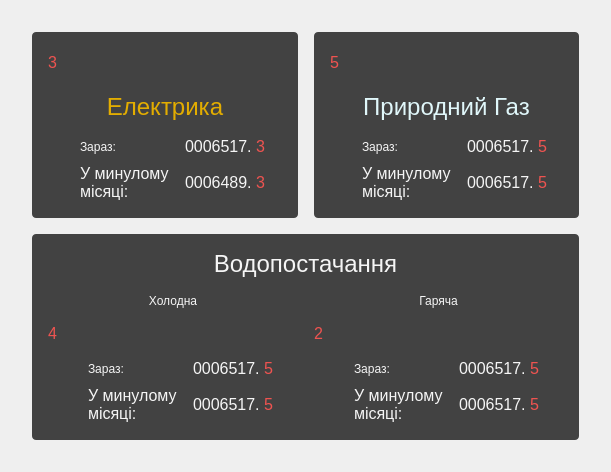
Qt form counters.ui (DanCher17/lmv1) before a commit.
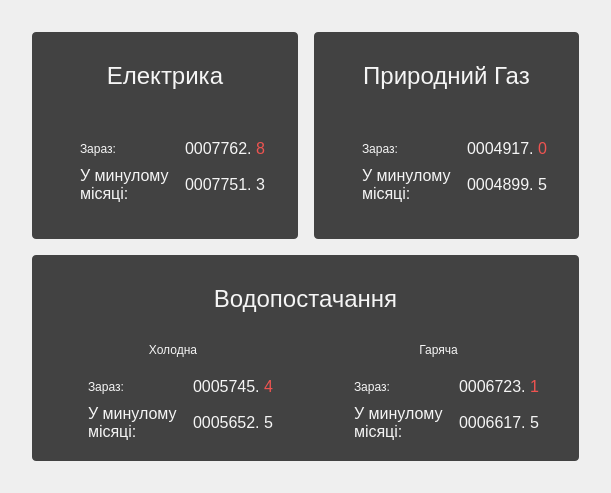
The same form after that commit. Icons and pictures are not drawn.

```diff
--- a/counters.ui
+++ b/counters.ui
@@ -7,7 +7,7 @@
     <x>0</x>
     <y>0</y>
     <width>611</width>
-    <height>472</height>
+    <height>493</height>
    </rect>
   </property>
   <property name="windowTitle">
@@ -57,13 +57,12 @@
       <property name="spacing">
        <number>16</number>
       </property>
-      <item row="1" column="0">
+      <item row="0" column="0">
        <widget class="QLabel" name="label_2">
         <property name="styleSheet">
          <string notr="true">QLabel {
 max-height: 56px;
 font-size: 24px;
-color: #E0F7FA;
 }</string>
         </property>
         <property name="text">
@@ -74,7 +73,7 @@
         </property>
        </widget>
       </item>
-      <item row="2" column="0">
+      <item row="1" column="0">
        <layout class="QFormLayout" name="formLayout_2">
         <property name="sizeConstraint">
          <enum>QLayout::SetMaximumSize</enum>
@@ -113,7 +112,7 @@
            </sizepolicy>
           </property>
           <property name="text">
-           <string>&lt;html&gt;&lt;head/&gt;&lt;body&gt;&lt;p&gt;&lt;span style=&quot; font-size:12pt;&quot;&gt;0006517.&lt;/span&gt;&lt;span style=&quot; font-size:12pt; color:#EF5350;&quot;&gt; 5&lt;/span&gt;&lt;/p&gt;&lt;/body&gt;&lt;/html&gt;</string>
+           <string>&lt;html&gt;&lt;head/&gt;&lt;body&gt;&lt;p&gt;&lt;span style=&quot; font-size:12pt;&quot;&gt;0004917.&lt;/span&gt;&lt;span style=&quot; font-size:12pt; color:#EF5350;&quot;&gt; 0&lt;/span&gt;&lt;/p&gt;&lt;/body&gt;&lt;/html&gt;</string>
           </property>
          </widget>
         </item>
@@ -126,7 +125,7 @@
            </sizepolicy>
           </property>
           <property name="text">
-           <string>&lt;html&gt;&lt;head/&gt;&lt;body&gt;&lt;p&gt;&lt;span style=&quot; font-size:12pt;&quot;&gt;0006517.&lt;/span&gt;&lt;span style=&quot; font-size:12pt; color:#EF5350;&quot;&gt; 5&lt;/span&gt;&lt;/p&gt;&lt;/body&gt;&lt;/html&gt;</string>
+           <string>&lt;html&gt;&lt;head/&gt;&lt;body&gt;&lt;p&gt;&lt;span style=&quot; font-size:12pt;&quot;&gt;0004899.&lt;/span&gt;&lt;span style=&quot; font-size:12pt; &quot;&gt; 5&lt;/span&gt;&lt;/p&gt;&lt;/body&gt;&lt;/html&gt;</string>
           </property>
          </widget>
         </item>
@@ -151,17 +150,6 @@
         </item>
        </layout>
       </item>
-      <item row="0" column="0">
-       <widget class="QLabel" name="counter_2">
-        <property name="styleSheet">
-         <string notr="true">font-size:12pt; 
-color:#EF5350;</string>
-        </property>
-        <property name="text">
-         <string>&lt;html&gt;&lt;head/&gt;&lt;body&gt;&lt;p&gt;5&lt;/p&gt;&lt;/body&gt;&lt;/html&gt;</string>
-        </property>
-       </widget>
-      </item>
      </layout>
     </widget>
    </item>
@@ -190,7 +178,29 @@
       <property name="spacing">
        <number>16</number>
       </property>
-      <item row="2" column="1">
+      <item row="0" column="1">
+       <widget class="QLabel" name="label">
+        <property name="sizePolicy">
+         <sizepolicy hsizetype="Preferred" vsizetype="Fixed">
+          <horstretch>0</horstretch>
+          <verstretch>0</verstretch>
+         </sizepolicy>
+        </property>
+        <property name="styleSheet">
+         <string notr="true">QLabel {
+max-height: 56px;
+font-size: 24px;
+}</string>
+        </property>
+        <property name="text">
+         <string>&lt;html&gt;&lt;head/&gt;&lt;body&gt;&lt;p&gt;&lt;img src=&quot;:/img/electricity.png&quot;/&gt;&lt;span style=&quot; font-size:18pt;&quot;&gt;Електрика&lt;/span&gt;&lt;/p&gt;&lt;/body&gt;&lt;/html&gt;</string>
+        </property>
+        <property name="alignment">
+         <set>Qt::AlignCenter</set>
+        </property>
+       </widget>
+      </item>
+      <item row="1" column="1">
        <layout class="QFormLayout" name="formLayout">
         <property name="sizeConstraint">
          <enum>QLayout::SetMaximumSize</enum>
@@ -229,7 +239,7 @@
            </sizepolicy>
           </property>
           <property name="text">
-           <string>&lt;html&gt;&lt;head/&gt;&lt;body&gt;&lt;p&gt;&lt;span style=&quot; font-size:12pt;&quot;&gt;0006517.&lt;/span&gt;&lt;span style=&quot; font-size:12pt; color:#EF5350;&quot;&gt; 3&lt;/span&gt;&lt;/p&gt;&lt;/body&gt;&lt;/html&gt;</string>
+           <string>&lt;html&gt;&lt;head/&gt;&lt;body&gt;&lt;p&gt;&lt;span style=&quot; font-size:12pt;&quot;&gt;0007762.&lt;/span&gt;&lt;span style=&quot; font-size:12pt; color:#EF5350;&quot;&gt; 8&lt;/span&gt;&lt;/p&gt;&lt;/body&gt;&lt;/html&gt;</string>
           </property>
          </widget>
         </item>
@@ -261,55 +271,12 @@
            </sizepolicy>
           </property>
           <property name="text">
-           <string>&lt;html&gt;&lt;head/&gt;&lt;body&gt;&lt;p&gt;&lt;span style=&quot; font-size:12pt;&quot;&gt;0006489.&lt;/span&gt;&lt;span style=&quot; font-size:12pt; color:#EF5350;&quot;&gt; 3&lt;/span&gt;&lt;/p&gt;&lt;/body&gt;&lt;/html&gt;</string>
+           <string>&lt;html&gt;&lt;head/&gt;&lt;body&gt;&lt;p&gt;&lt;span style=&quot; font-size:12pt;&quot;&gt;0007751.&lt;/span&gt;&lt;span style=&quot; font-size:12pt; &quot;&gt; 3&lt;/span&gt;&lt;/p&gt;&lt;/body&gt;&lt;/html&gt;</string>
           </property>
          </widget>
         </item>
        </layout>
       </item>
-      <item row="1" column="1">
-       <widget class="QLabel" name="label">
-        <property name="sizePolicy">
-         <sizepolicy hsizetype="Preferred" vsizetype="Fixed">
-          <horstretch>0</horstretch>
-          <verstretch>0</verstretch>
-         </sizepolicy>
-        </property>
-        <property name="styleSheet">
-         <string notr="true">QLabel {
-max-height: 56px;
-font-size: 24px;
-color: rgb(227, 173, 0);
-}</string>
-        </property>
-        <property name="text">
-         <string>&lt;html&gt;&lt;head/&gt;&lt;body&gt;&lt;p&gt;&lt;img src=&quot;:/img/electricity.png&quot;/&gt;&lt;span style=&quot; font-size:18pt;&quot;&gt;Електрика&lt;/span&gt;&lt;/p&gt;&lt;/body&gt;&lt;/html&gt;</string>
-        </property>
-        <property name="alignment">
-         <set>Qt::AlignCenter</set>
-        </property>
-       </widget>
-      </item>
-      <item row="0" column="1">
-       <widget class="QLabel" name="counter_1">
-        <property name="font">
-         <font>
-          <family>Segoe UI</family>
-          <pointsize>12</pointsize>
-          <weight>50</weight>
-          <italic>false</italic>
-          <bold>false</bold>
-         </font>
-        </property>
-        <property name="styleSheet">
-         <string notr="true">font-size:12pt; 
-color:#EF5350;</string>
-        </property>
-        <property name="text">
-         <string>&lt;html&gt;&lt;head/&gt;&lt;body&gt;&lt;p&gt;3&lt;/p&gt;&lt;/body&gt;&lt;/html&gt;</string>
-        </property>
-       </widget>
-      </item>
      </layout>
     </widget>
    </item>
@@ -338,7 +305,23 @@
       <property name="spacing">
        <number>16</number>
       </property>
-      <item row="3" column="0">
+      <item row="0" column="0" colspan="2">
+       <widget class="QLabel" name="label_3">
+        <property name="styleSheet">
+         <string notr="true">QLabel {
+max-height: 56px;
+font-size: 24px;
+}</string>
+        </property>
+        <property name="text">
+         <string>&lt;html&gt;&lt;head/&gt;&lt;body&gt;&lt;p&gt;&lt;img src=&quot;:/img/water.png&quot;/&gt;&lt;span style=&quot; font-size:18pt;&quot;&gt;Водопостачання&lt;/span&gt;&lt;/p&gt;&lt;/body&gt;&lt;/html&gt;</string>
+        </property>
+        <property name="alignment">
+         <set>Qt::AlignCenter</set>
+        </property>
+       </widget>
+      </item>
+      <item row="2" column="0">
        <layout class="QFormLayout" name="formLayout_4">
         <property name="sizeConstraint">
          <enum>QLayout::SetMaximumSize</enum>
@@ -396,7 +379,7 @@
            </sizepolicy>
           </property>
           <property name="text">
-           <string>&lt;html&gt;&lt;head/&gt;&lt;body&gt;&lt;p&gt;&lt;span style=&quot; font-size:12pt;&quot;&gt;0006517.&lt;/span&gt;&lt;span style=&quot; font-size:12pt; color:#EF5350;&quot;&gt; 5&lt;/span&gt;&lt;/p&gt;&lt;/body&gt;&lt;/html&gt;</string>
+           <string>&lt;html&gt;&lt;head/&gt;&lt;body&gt;&lt;p&gt;&lt;span style=&quot; font-size:12pt;&quot;&gt;0005652.&lt;/span&gt;&lt;span style=&quot; font-size:12pt; &quot;&gt; 5&lt;/span&gt;&lt;/p&gt;&lt;/body&gt;&lt;/html&gt;</string>
           </property>
          </widget>
         </item>
@@ -409,7 +392,7 @@
            </sizepolicy>
           </property>
           <property name="text">
-           <string>&lt;html&gt;&lt;head/&gt;&lt;body&gt;&lt;p&gt;&lt;span style=&quot; font-size:12pt;&quot;&gt;0006517.&lt;/span&gt;&lt;span style=&quot; font-size:12pt; color:#EF5350;&quot;&gt; 5&lt;/span&gt;&lt;/p&gt;&lt;/body&gt;&lt;/html&gt;</string>
+           <string>&lt;html&gt;&lt;head/&gt;&lt;body&gt;&lt;p&gt;&lt;span style=&quot; font-size:12pt;&quot;&gt;0005745.&lt;/span&gt;&lt;span style=&quot; font-size:12pt; color:#EF5350;&quot;&gt; 4&lt;/span&gt;&lt;/p&gt;&lt;/body&gt;&lt;/html&gt;</string>
           </property>
          </widget>
         </item>
@@ -431,7 +414,7 @@
         </property>
        </widget>
       </item>
-      <item row="3" column="1">
+      <item row="2" column="1">
        <layout class="QFormLayout" name="formLayout_5">
         <property name="sizeConstraint">
          <enum>QLayout::SetMaximumSize</enum>
@@ -470,7 +453,7 @@
            </sizepolicy>
           </property>
           <property name="text">
-           <string>&lt;html&gt;&lt;head/&gt;&lt;body&gt;&lt;p&gt;&lt;span style=&quot; font-size:12pt;&quot;&gt;0006517.&lt;/span&gt;&lt;span style=&quot; font-size:12pt; color:#EF5350;&quot;&gt; 5&lt;/span&gt;&lt;/p&gt;&lt;/body&gt;&lt;/html&gt;</string>
+           <string>&lt;html&gt;&lt;head/&gt;&lt;body&gt;&lt;p&gt;&lt;span style=&quot; font-size:12pt;&quot;&gt;0006723.&lt;/span&gt;&lt;span style=&quot; font-size:12pt; color:#EF5350;&quot;&gt; 1&lt;/span&gt;&lt;/p&gt;&lt;/body&gt;&lt;/html&gt;</string>
           </property>
          </widget>
         </item>
@@ -483,7 +466,7 @@
            </sizepolicy>
           </property>
           <property name="text">
-           <string>&lt;html&gt;&lt;head/&gt;&lt;body&gt;&lt;p&gt;&lt;span style=&quot; font-size:12pt;&quot;&gt;0006517.&lt;/span&gt;&lt;span style=&quot; font-size:12pt; color:#EF5350;&quot;&gt; 5&lt;/span&gt;&lt;/p&gt;&lt;/body&gt;&lt;/html&gt;</string>
+           <string>&lt;html&gt;&lt;head/&gt;&lt;body&gt;&lt;p&gt;&lt;span style=&quot; font-size:12pt;&quot;&gt;0006617.&lt;/span&gt;&lt;span style=&quot; font-size:12pt; &quot;&gt; 5&lt;/span&gt;&lt;/p&gt;&lt;/body&gt;&lt;/html&gt;</string>
           </property>
          </widget>
         </item>
@@ -540,28 +523,6 @@
         </property>
        </widget>
       </item>
-      <item row="2" column="0">
-       <widget class="QLabel" name="counter_3">
-        <property name="styleSheet">
-         <string notr="true">font-size:12pt; 
-color:#EF5350;</string>
-        </property>
-        <property name="text">
-         <string>&lt;html&gt;&lt;head/&gt;&lt;body&gt;&lt;p&gt;4&lt;/p&gt;&lt;/body&gt;&lt;/html&gt;</string>
-        </property>
-       </widget>
-      </item>
-      <item row="2" column="1">
-       <widget class="QLabel" name="counter_4">
-        <property name="styleSheet">
-         <string notr="true">font-size:12pt; 
-color:#EF5350;</string>
-        </property>
-        <property name="text">
-         <string>&lt;html&gt;&lt;head/&gt;&lt;body&gt;&lt;p&gt;2&lt;/p&gt;&lt;/body&gt;&lt;/html&gt;</string>
-        </property>
-       </widget>
-      </item>
      </layout>
     </widget>
    </item>
```
Left out of the diff: 40 changed lines with no effect on the pictures.
